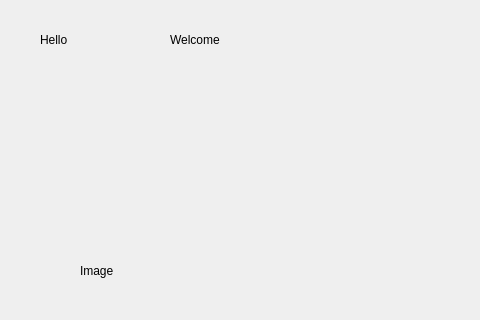
Qt form welcomewindow.ui (ahmedhosny05/cinema-project) before a commit; both pictures show x 0 to 480 and y 0 to 320 of the 1017 by 522 pixel window.
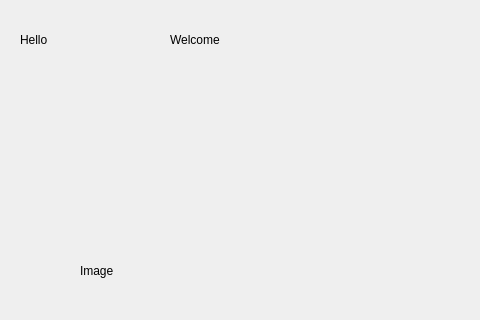
The same form after that commit.

```diff
--- a/welcomewindow.ui
+++ b/welcomewindow.ui
@@ -16,9 +16,9 @@
   <widget class="QLabel" name="hello">
    <property name="geometry">
     <rect>
-     <x>40</x>
+     <x>20</x>
      <y>30</y>
-     <width>63</width>
+     <width>131</width>
      <height>20</height>
     </rect>
    </property>
@@ -31,7 +31,7 @@
     <rect>
      <x>170</x>
      <y>30</y>
-     <width>63</width>
+     <width>101</width>
      <height>20</height>
     </rect>
    </property>
```
